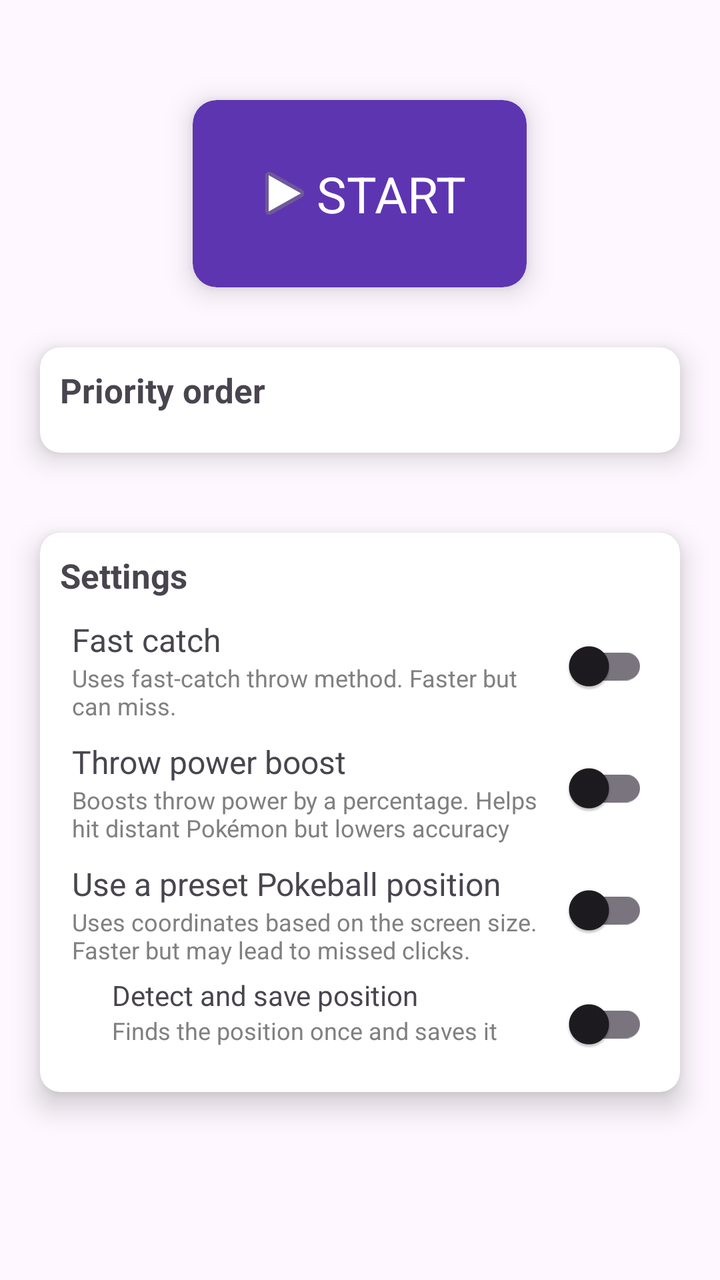
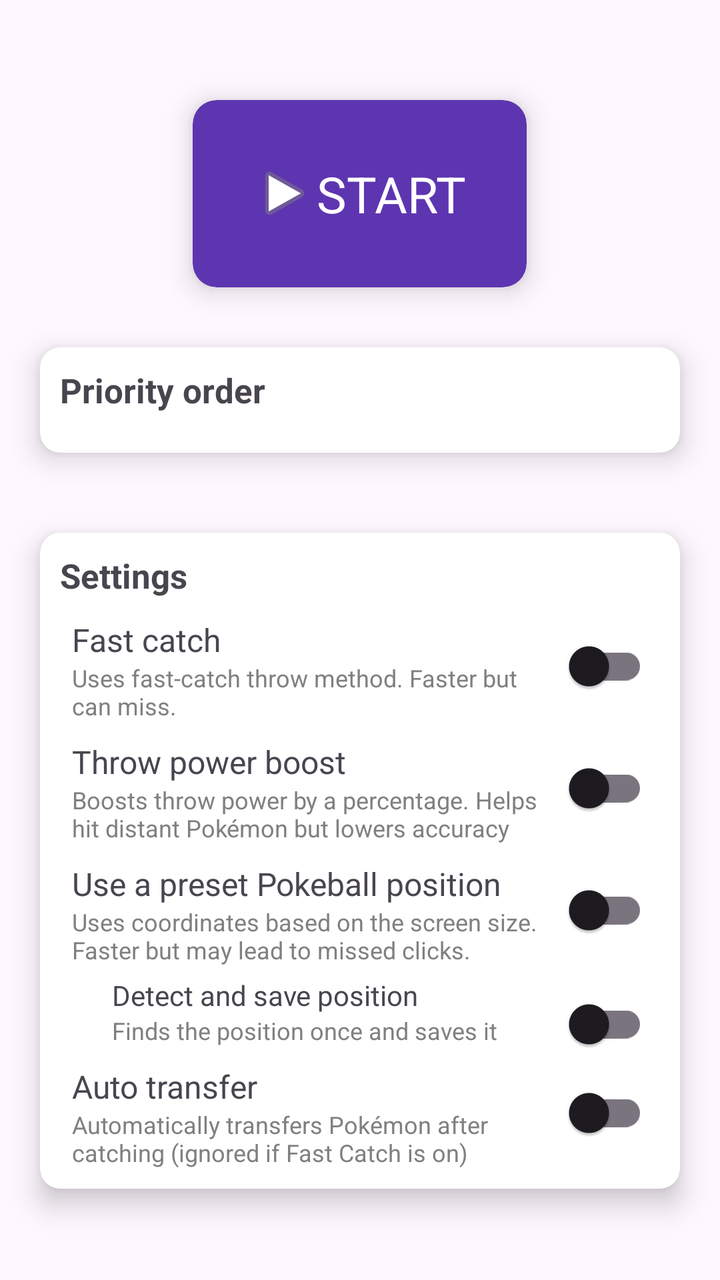

The first picture is an Android layout as it rendered before a commit; the second is the same layout after the commit. The layout source and the unified diff follow.
<!-- AndroidManifest.xml: application theme Theme.GOVision -->
<!-- res/layout/fragment_home.xml -->
<?xml version="1.0" encoding="utf-8"?>
<FrameLayout xmlns:android="http://schemas.android.com/apk/res/android"
    xmlns:tools="http://schemas.android.com/tools"
    xmlns:app="http://schemas.android.com/apk/res-auto"
    android:layout_width="match_parent"
    android:layout_height="match_parent"
    tools:context=".ui.fragment.HomeFragment">

    <ScrollView
        android:id="@+id/main"
        android:layout_width="match_parent"
        android:layout_height="match_parent"
        android:clipChildren="false"
        android:clipToPadding="false">

        <LinearLayout
            android:layout_width="match_parent"
            android:layout_height="wrap_content"
            android:orientation="vertical"
            android:clipChildren="false"
            android:clipToPadding="false"
            >

            <androidx.cardview.widget.CardView
                android:id="@+id/mainButton"
                android:layout_width="wrap_content"
                android:layout_height="wrap_content"
                android:layout_gravity="center"
                android:layout_marginTop="50dp"
                app:cardBackgroundColor="@color/main"
                app:cardCornerRadius="12dp"
                app:cardElevation="8dp"
                android:clickable="true"

                >

                <LinearLayout
                    android:id="@+id/layoutStart"
                    android:layout_width="wrap_content"
                    android:layout_height="wrap_content"
                    android:orientation="horizontal"
                    android:gravity="center"
                    android:paddingHorizontal="30dp"
                    android:paddingVertical="30dp">

                    <ImageView
                        android:id="@+id/mainButtonIcon"
                        android:layout_width="wrap_content"
                        android:layout_height="wrap_content"
                        android:src="@android:drawable/ic_media_play"/>


                    <TextView
                        android:id="@+id/mainButtonText"
                        android:layout_width="wrap_content"
                        android:layout_height="wrap_content"
                        android:gravity="center"
                        android:layout_gravity="center"
                        android:text="START"
                        android:textSize="25sp"
                        android:textColor="@color/white"/>


                </LinearLayout>



            </androidx.cardview.widget.CardView>


            <androidx.cardview.widget.CardView
                android:layout_width="match_parent"
                android:layout_height="wrap_content"
                app:cardElevation="8dp"
                app:cardCornerRadius="10dp"
                android:layout_marginHorizontal="20dp"
                android:layout_marginTop="30dp">
                <LinearLayout
                    android:layout_width="match_parent"
                    android:layout_height="wrap_content"
                    android:clipChildren="false"
                    android:orientation="vertical"
                    android:gravity="center"
                    >
                    <TextView
                        android:layout_width="wrap_content"
                        android:layout_height="wrap_content"
                        android:text="@string/displayText_priority"
                        android:textSize="17sp"
                        android:textStyle="bold"
                        android:layout_gravity="left"
                        android:layout_margin="10dp"
                        />

                    <androidx.recyclerview.widget.RecyclerView
                        android:id="@+id/recyclerPriority"
                        android:layout_width="match_parent"
                        android:layout_height="wrap_content"
                        android:layout_centerInParent="true"
                        android:scrollbars="vertical"
                        android:layout_marginBottom="10dp"/>



                </LinearLayout>


            </androidx.cardview.widget.CardView>


            <Space
                android:layout_width="match_parent"
                android:layout_height="40dp"/>

            <androidx.cardview.widget.CardView
                android:layout_width="match_parent"
                android:layout_height="wrap_content"
                app:cardElevation="8dp"
                app:cardCornerRadius="10dp"
                android:layout_marginHorizontal="20dp"
                >
                <LinearLayout
                    android:layout_width="match_parent"
                    android:layout_height="wrap_content"
                    android:clipChildren="false"
                    android:orientation="vertical"

                    >
                    <TextView
                        android:layout_width="wrap_content"
                        android:layout_height="wrap_content"
                        android:text="@string/displayText_settings"
                        android:textSize="17sp"
                        android:textStyle="bold"
                        android:layout_gravity="left"
                        android:layout_margin="10dp"
                        />

                    <androidx.constraintlayout.widget.ConstraintLayout
                        android:layout_width="match_parent"
                        android:layout_height="match_parent"
                        android:layout_marginHorizontal="16dp"
                        android:layout_marginBottom="10dp">

                        
                        <TextView
                            android:id="@+id/text1"
                            android:layout_width="0dp"
                            android:layout_height="wrap_content"
                            android:text="@string/config_fast_catch"
                            android:textSize="16sp"
                            app:layout_constraintTop_toTopOf="parent"
                            app:layout_constraintStart_toStartOf="parent"
                            app:layout_constraintEnd_toStartOf="@id/switch1"
                            android:layout_marginBottom="4dp" />

                        <TextView
                            android:id="@+id/desc1"
                            android:layout_width="0dp"
                            android:layout_height="wrap_content"
                            android:text="@string/config_desc_fast_catch"
                            android:textSize="12sp"
                            android:textColor="#808080"
                            app:layout_constraintTop_toBottomOf="@id/text1"
                            app:layout_constraintStart_toStartOf="parent"
                            app:layout_constraintEnd_toStartOf="@id/switch1"
                            android:layout_marginBottom="16dp" />

                        <androidx.appcompat.widget.SwitchCompat
                            android:id="@+id/switch1"
                            android:layout_width="wrap_content"
                            android:layout_height="wrap_content"
                            app:layout_constraintTop_toTopOf="@id/text1"
                            app:layout_constraintEnd_toEndOf="parent" />

                        
                        <TextView
                            android:id="@+id/text2"
                            android:layout_width="0dp"
                            android:layout_height="wrap_content"
                            android:text="@string/config_throw_boost"
                            android:textSize="16sp"
                            app:layout_constraintTop_toBottomOf="@id/desc1"
                            app:layout_constraintStart_toStartOf="parent"
                            app:layout_constraintEnd_toStartOf="@id/switch2"
                            android:layout_marginTop="9dp" />

                        <TextView
                            android:id="@+id/desc2"
                            android:layout_width="0dp"
                            android:layout_height="wrap_content"
                            android:text="@string/config_desc_throw_boost"
                            android:textSize="12sp"
                            android:textColor="#808080"
                            app:layout_constraintTop_toBottomOf="@id/text2"
                            app:layout_constraintStart_toStartOf="parent"
                            app:layout_constraintEnd_toStartOf="@id/switch2"
                            android:layout_marginBottom="19dp" />

                        <androidx.appcompat.widget.SwitchCompat
                            android:id="@+id/switch2"
                            android:layout_width="wrap_content"
                            android:layout_height="wrap_content"
                            app:layout_constraintTop_toTopOf="@id/text2"
                            app:layout_constraintEnd_toEndOf="parent" />
                        
                        <TextView
                            android:id="@+id/text3"
                            android:layout_width="0dp"
                            android:layout_height="wrap_content"
                            android:text="@string/config_fixed_pokeball"
                            android:textSize="16sp"
                            app:layout_constraintTop_toBottomOf="@id/desc2"
                            app:layout_constraintStart_toStartOf="parent"
                            app:layout_constraintEnd_toStartOf="@id/switch3"
                            android:layout_marginTop="9dp" />

                        <TextView
                            android:id="@+id/desc3"
                            android:layout_width="0dp"
                            android:layout_height="wrap_content"
                            android:text="@string/config_desc_fixed_pokeball"
                            android:textSize="12sp"
                            android:textColor="#808080"
                            app:layout_constraintTop_toBottomOf="@id/text3"
                            app:layout_constraintStart_toStartOf="parent"
                            app:layout_constraintEnd_toStartOf="@id/switch3"
                            android:layout_marginBottom="19dp" />

                        <androidx.appcompat.widget.SwitchCompat
                            android:id="@+id/switch3"
                            android:layout_width="wrap_content"
                            android:layout_height="wrap_content"
                            app:layout_constraintTop_toTopOf="@id/text3"
                            app:layout_constraintEnd_toEndOf="parent" />
                        
                        <TextView
                            android:id="@+id/text4"
                            android:layout_width="0dp"
                            android:layout_height="wrap_content"
                            android:text="@string/config_save_coords"
                            android:textSize="14sp"
                            app:layout_constraintTop_toBottomOf="@id/desc3"
                            app:layout_constraintStart_toStartOf="parent"
                            app:layout_constraintEnd_toStartOf="@id/switch4"
                            android:layout_marginTop="5dp"
                            android:layout_marginStart="20dp"/>

                        <TextView
                            android:id="@+id/desc4"
                            android:layout_width="0dp"
                            android:layout_height="wrap_content"
                            android:text="@string/config_desc_save_coords"
                            android:textSize="12sp"
                            android:textColor="#808080"
                            app:layout_constraintTop_toBottomOf="@id/text4"
                            app:layout_constraintStart_toStartOf="parent"
                            app:layout_constraintEnd_toStartOf="@id/switch4"
                            android:layout_marginBottom="19dp"
                            android:layout_marginStart="20dp"/>

                        <androidx.appcompat.widget.SwitchCompat
                            android:id="@+id/switch4"
                            android:layout_width="wrap_content"
                            android:layout_height="wrap_content"
                            app:layout_constraintTop_toTopOf="@id/text4"
                            app:layout_constraintEnd_toEndOf="parent"
                            />



                    </androidx.constraintlayout.widget.ConstraintLayout>



                </LinearLayout>


            </androidx.cardview.widget.CardView>


            <include layout="@layout/widget_kofi"
                android:visibility="gone"
                android:id="@+id/imageKofi"
                android:layout_width="wrap_content"
                android:layout_height="wrap_content"
                android:layout_gravity="center"
                android:layout_marginVertical="18dp"
                />


        </LinearLayout>

    </ScrollView>

</FrameLayout>
<!-- res/layout/widget_kofi.xml (included above) -->
<?xml version="1.0" encoding="utf-8"?>
<com.google.android.material.card.MaterialCardView xmlns:android="http://schemas.android.com/apk/res/android"
    android:layout_width="wrap_content"
    android:layout_height="wrap_content"
    xmlns:app="http://schemas.android.com/apk/res-auto"
    app:strokeColor="#000000"
    app:strokeWidth="2dp"
    app:cardCornerRadius="10dp"
    app:cardElevation="7dp"
    app:cardBackgroundColor="#F1ECE5"
    android:clickable="true">
    <LinearLayout
        android:layout_width="match_parent"
        android:layout_height="wrap_content"
        android:orientation="horizontal"
        android:paddingVertical="2dp"
        android:paddingHorizontal="5dp">

        <ImageView
            android:layout_width="25dp"
            android:layout_height="25dp"
            android:layout_margin="5dp"
            android:src="@drawable/vector_kofi_symbol"
            android:layout_gravity="center"
            />


        <TextView
            android:layout_width="wrap_content"
            android:layout_height="wrap_content"
            android:layout_margin="5dp"
            android:text="@string/displayText_kofi"
            android:layout_gravity="center"
            android:textStyle="bold"
            android:textSize="13sp"
            android:textColor="@color/black"/>

        <com.airbnb.lottie.LottieAnimationView
            android:id="@+id/lottieEmoji"
            android:layout_width="30dp"
            android:layout_height="30dp"
            android:layout_gravity="center"
            app:lottie_rawRes="@raw/animation_lottie_happy"
            app:lottie_autoPlay="true"
            app:lottie_loop="true" />


    </LinearLayout>


</com.google.android.material.card.MaterialCardView>
<!-- resources referenced by this layout -->
<resources>
  <color name="black">#FF000000</color>
  <color name="main">#5E35B1</color>
  <color name="white">#FFFFFFFF</color>
  <!-- drawable vector_kofi_symbol: vector/xml drawable (drawable, 2935 chars, omitted) -->
  <string name="config_desc_fast_catch">Uses fast-catch throw method. Faster but can miss.</string>
  <string name="config_desc_fixed_pokeball">Uses coordinates based on the screen size. Faster but may lead to missed clicks. </string>
  <string name="config_desc_save_coords">Finds the position once and saves it</string>
  <string name="config_desc_throw_boost">Boosts throw power by a percentage. Helps hit distant Pokémon but lowers accuracy</string>
  <string name="config_fast_catch">Fast catch</string>
  <string name="config_fixed_pokeball">Use a preset Pokeball position</string>
  <string name="config_save_coords">Detect and save position</string>
  <string name="config_throw_boost">Throw power boost</string>
  <string name="displayText_kofi">Support me on Ko-fi</string>
  <string name="displayText_priority">Priority order</string>
  <string name="displayText_settings">Settings</string>
  <style name="Theme.GOVision" parent="Base.Theme.GOVision" />
  <style name="Base.Theme.GOVision" parent="Theme.Material3.DayNight.NoActionBar">
  
          <item name="android:statusBarColor">@android:color/darker_gray</item>
  
      </style>
</resources>

<!-- the commit's change to res/layout/fragment_home.xml (unified diff, before → after) -->
@@ -267,7 +267,36 @@
                             app:layout_constraintEnd_toEndOf="parent"
                             />
 
-
+                        
+                        <TextView
+                            android:id="@+id/text5"
+                            android:layout_width="0dp"
+                            android:layout_height="wrap_content"
+                            android:text="@string/config_auto_transfer"
+                            android:textSize="16sp"
+                            app:layout_constraintTop_toBottomOf="@id/desc4"
+                            app:layout_constraintStart_toStartOf="parent"
+                            app:layout_constraintEnd_toStartOf="@id/switch5"
+                            android:layout_marginTop="9dp" />
+
+                        <TextView
+                            android:id="@+id/desc5"
+                            android:layout_width="0dp"
+                            android:layout_height="wrap_content"
+                            android:text="@string/config_desc_auto_transfer"
+                            android:textSize="12sp"
+                            android:textColor="#808080"
+                            app:layout_constraintTop_toBottomOf="@id/text5"
+                            app:layout_constraintStart_toStartOf="parent"
+                            app:layout_constraintEnd_toStartOf="@id/switch5"
+                            android:layout_marginBottom="19dp" />
+
+                        <androidx.appcompat.widget.SwitchCompat
+                            android:id="@+id/switch5"
+                            android:layout_width="wrap_content"
+                            android:layout_height="wrap_content"
+                            app:layout_constraintTop_toTopOf="@id/text5"
+                            app:layout_constraintEnd_toEndOf="parent" />
 
                     </androidx.constraintlayout.widget.ConstraintLayout>
 
<!-- resource entries referenced after the edit -->
@@ -4,6 +4,8 @@
   <color name="main">#5E35B1</color>
   <color name="white">#FFFFFFFF</color>
   <!-- drawable vector_kofi_symbol: vector/xml drawable (drawable, 2935 chars, omitted) -->
+  <string name="config_auto_transfer">Auto transfer</string>
+  <string name="config_desc_auto_transfer">Automatically transfers Pokémon after catching (ignored if Fast Catch is on)</string>
   <string name="config_desc_fast_catch">Uses fast-catch throw method. Faster but can miss.</string>
   <string name="config_desc_fixed_pokeball">Uses coordinates based on the screen size. Faster but may lead to missed clicks. </string>
   <string name="config_desc_save_coords">Finds the position once and saves it</string>
